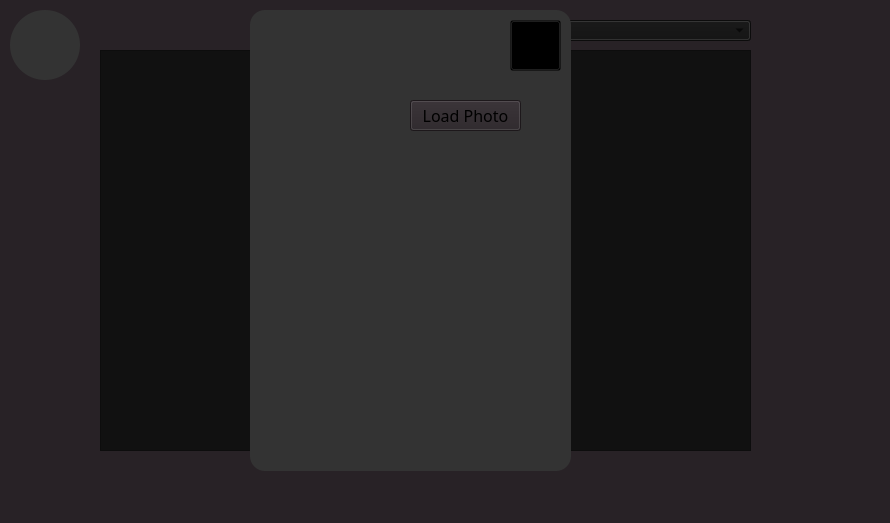
Wester35/KP, file ui/ui.ui: the form before one commit.
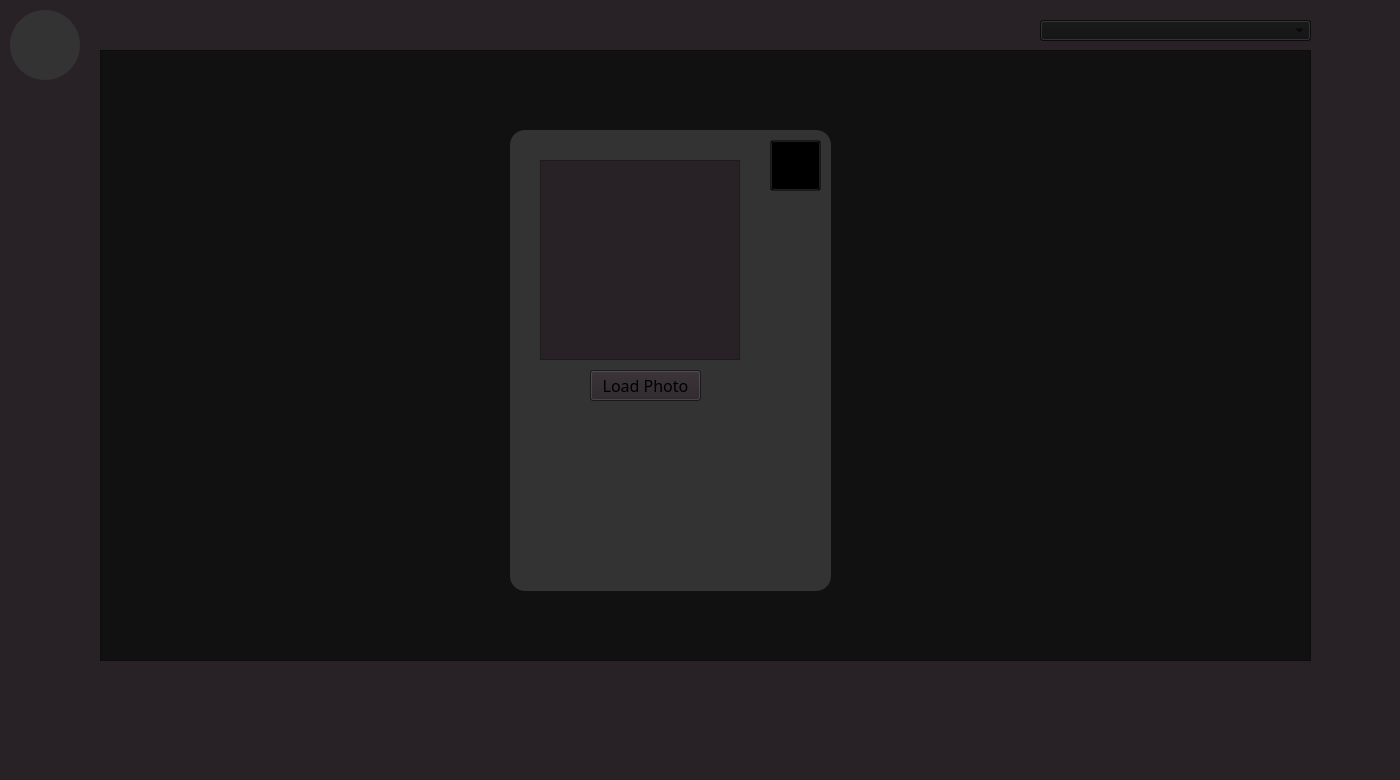
The form after the commit.

Commit message: add photo frame

Diff of the .ui file:
```diff
--- a/ui/ui.ui
+++ b/ui/ui.ui
@@ -6,8 +6,8 @@
    <rect>
     <x>0</x>
     <y>0</y>
-    <width>890</width>
-    <height>523</height>
+    <width>1400</width>
+    <height>780</height>
    </rect>
   </property>
   <property name="windowTitle">
@@ -47,7 +47,7 @@
   <widget class="QComboBox" name="comboBox">
    <property name="geometry">
     <rect>
-     <x>480</x>
+     <x>1040</x>
      <y>20</y>
      <width>271</width>
      <height>21</height>
@@ -59,8 +59,8 @@
     <rect>
      <x>100</x>
      <y>50</y>
-     <width>651</width>
-     <height>401</height>
+     <width>1211</width>
+     <height>611</height>
     </rect>
    </property>
   </widget>
@@ -86,8 +86,8 @@
   <widget class="QFrame" name="frame">
    <property name="geometry">
     <rect>
-     <x>250</x>
-     <y>10</y>
+     <x>510</x>
+     <y>130</y>
      <width>321</width>
      <height>461</height>
     </rect>
@@ -101,8 +101,8 @@
    <widget class="QPushButton" name="pushButton">
     <property name="geometry">
      <rect>
-      <x>160</x>
-      <y>90</y>
+      <x>80</x>
+      <y>240</y>
       <width>111</width>
       <height>31</height>
      </rect>
@@ -124,6 +124,22 @@
      <string/>
     </property>
    </widget>
+   <widget class="QFrame" name="photo">
+    <property name="geometry">
+     <rect>
+      <x>30</x>
+      <y>30</y>
+      <width>200</width>
+      <height>200</height>
+     </rect>
+    </property>
+    <property name="frameShape">
+     <enum>QFrame::Shape::StyledPanel</enum>
+    </property>
+    <property name="frameShadow">
+     <enum>QFrame::Shadow::Raised</enum>
+    </property>
+   </widget>
   </widget>
  </widget>
  <resources/>
```
Left out of the diff: 6 changed lines with no effect on the pictures. The commit also changes 4 other files.
